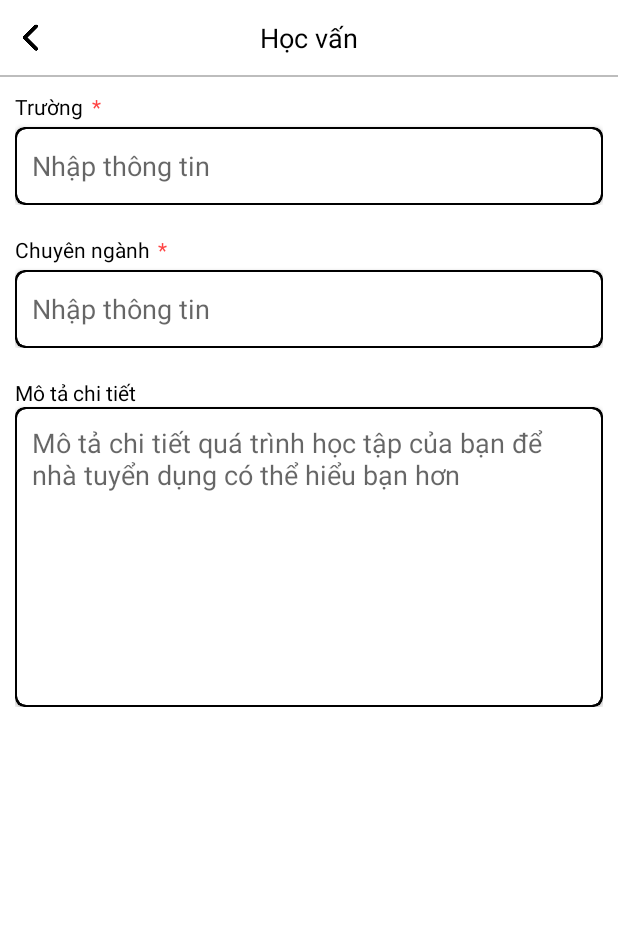
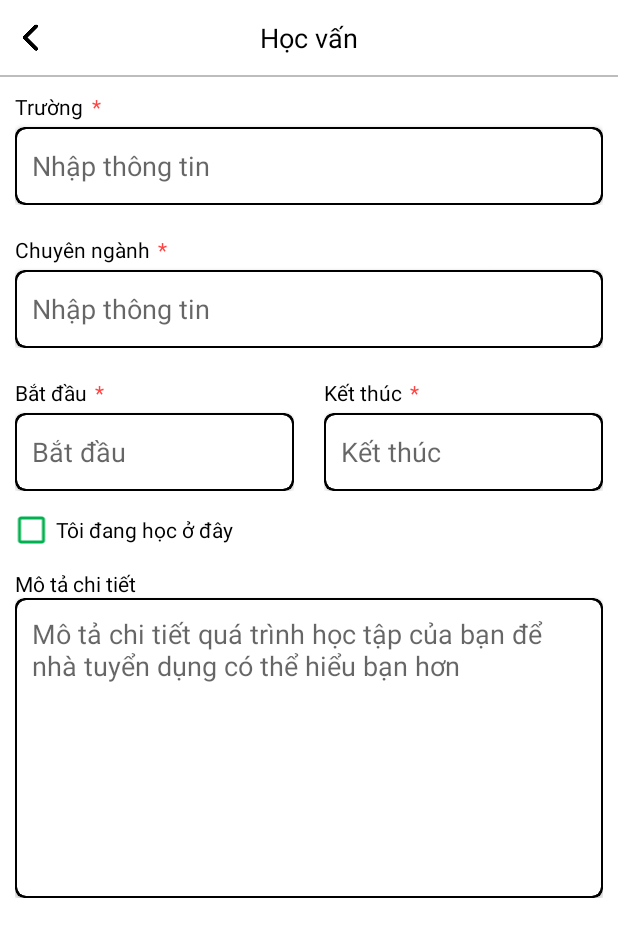
Before and after one commit to MingHieu/PTIT-OOP-TimViec, an Android app: the EducationEditScreen screen opened directly, with no data from a screen before it, on a phone screen of 412 x 824 dp. Shown: the top 937 px of the screen. Run offline under Robolectric (Android 15) with nearby library versions, the light colour scheme and no system bars.

Commit message:
Finish Education Edit Screen UI

```diff
--- a/app/src/main/java/com/example/timviec/views/UserFragment.java
+++ b/app/src/main/java/com/example/timviec/views/UserFragment.java
@@ -112,7 +112,7 @@ class EducationListViewAdapter extends BaseAdapter {
         EducationItem item = getItem(i);
         ((TextView) itemView.findViewById(R.id.education_item_name)).setText(item.getName());
         ((TextView) itemView.findViewById(R.id.education_item_major)).setText(item.getMajor());
-        ((TextView) itemView.findViewById(R.id.education_item_time)).setText(item.getFromDate() + " " + item.getToDate());
+        ((TextView) itemView.findViewById(R.id.education_item_time)).setText(item.getFromDate() + " - " + item.getToDate());
         return itemView;
     }
 }
--- a/app/src/main/res/layout/activity_education_edit_screen.xml
+++ b/app/src/main/res/layout/activity_education_edit_screen.xml
@@ -33,6 +33,42 @@
             app:custom_input_text="Chuyên ngành"
             app:custom_input_type="text" />
 
+        <LinearLayout
+            android:layout_width="match_parent"
+            android:layout_height="wrap_content">
+
+            <com.example.timviec.components.CustomInput
+                android:layout_width="match_parent"
+                android:layout_height="wrap_content"
+                android:layout_marginRight="10dp"
+                android:layout_weight="1"
+                app:custom_input_required="true"
+                app:custom_input_text="Bắt đầu"
+                app:custom_input_type="date"
+                app:custom_input_placeholder="Bắt đầu"/>
+
+            <com.example.timviec.components.CustomInput
+                android:layout_width="match_parent"
+                android:layout_height="wrap_content"
+                android:layout_marginLeft="10dp"
+                android:layout_weight="1"
+                app:custom_input_required="true"
+                app:custom_input_text="Kết thúc"
+                app:custom_input_type="date"
+                app:custom_input_placeholder="Kết thúc"/>
+        </LinearLayout>
+
+        <CheckBox
+            android:layout_width="wrap_content"
+            android:layout_height="wrap_content"
+            android:text="Tôi đang học ở đây"
+            android:layout_marginTop="10dp"
+            android:paddingStart="0dp"
+            android:minWidth="0dp"
+            android:minHeight="0dp"
+            android:translationX="-5dp"
+            android:buttonTint="@color/primary"/>
+
         <com.example.timviec.components.CustomInput
             android:layout_width="match_parent"
             android:layout_height="wrap_content"
```
